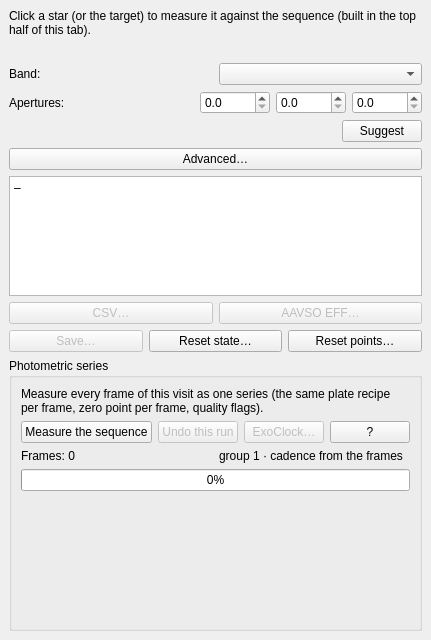
irydeo/nightscribe, file nightscribe/gui/ui/ufe_measure_tab.ui: the form before one commit.
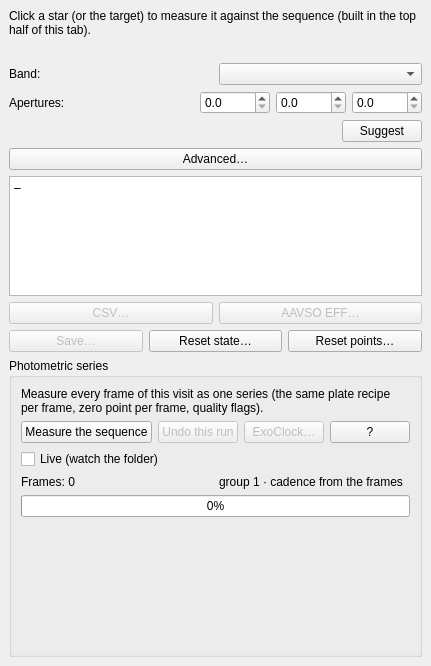
The form after the commit.

Commit message: live: folder-watch live series driver (phase 10)

Patch:
```diff
--- a/nightscribe/gui/ui/ufe_measure_tab.ui
+++ b/nightscribe/gui/ui/ufe_measure_tab.ui
@@ -338,6 +338,16 @@
         </item>
        </layout>
       </item>
+      <item>
+       <widget class="QCheckBox" name="chk_series_live">
+        <property name="toolTip">
+         <string>Live mode (opt-in): watch this visit's folder and measure each new frame as it lands, updating the curve every few frames. Off by default</string>
+        </property>
+        <property name="text">
+         <string>Live (watch the folder)</string>
+        </property>
+       </widget>
+      </item>
       <item>
        <layout class="QHBoxLayout" name="row_series_info">
         <item>
```
The commit also changes 9 other files.
